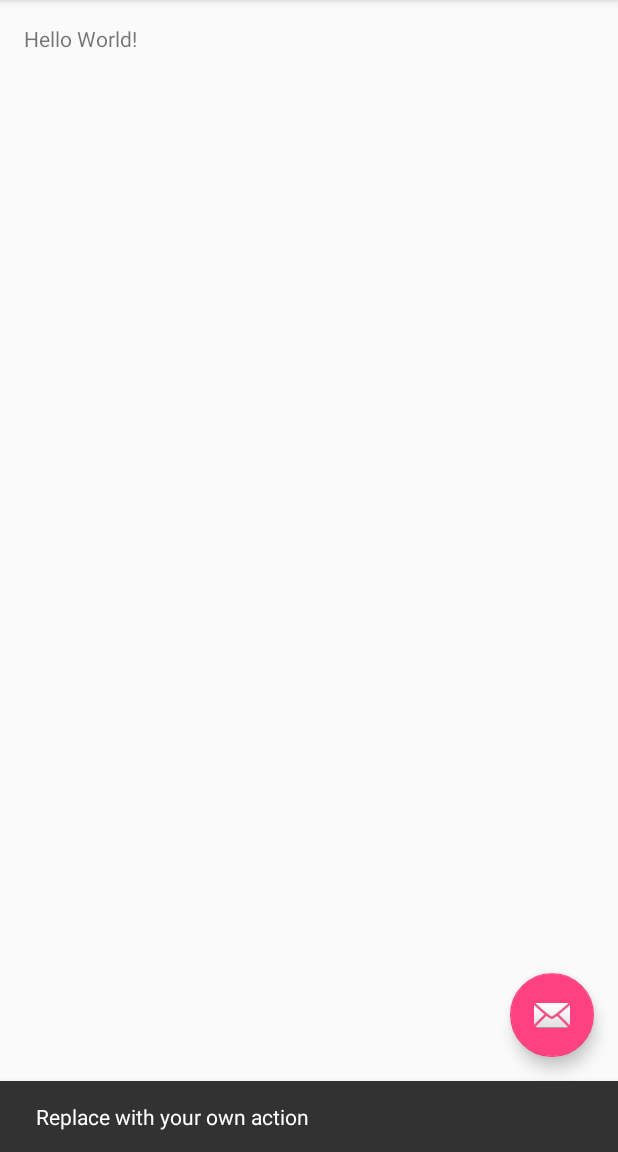
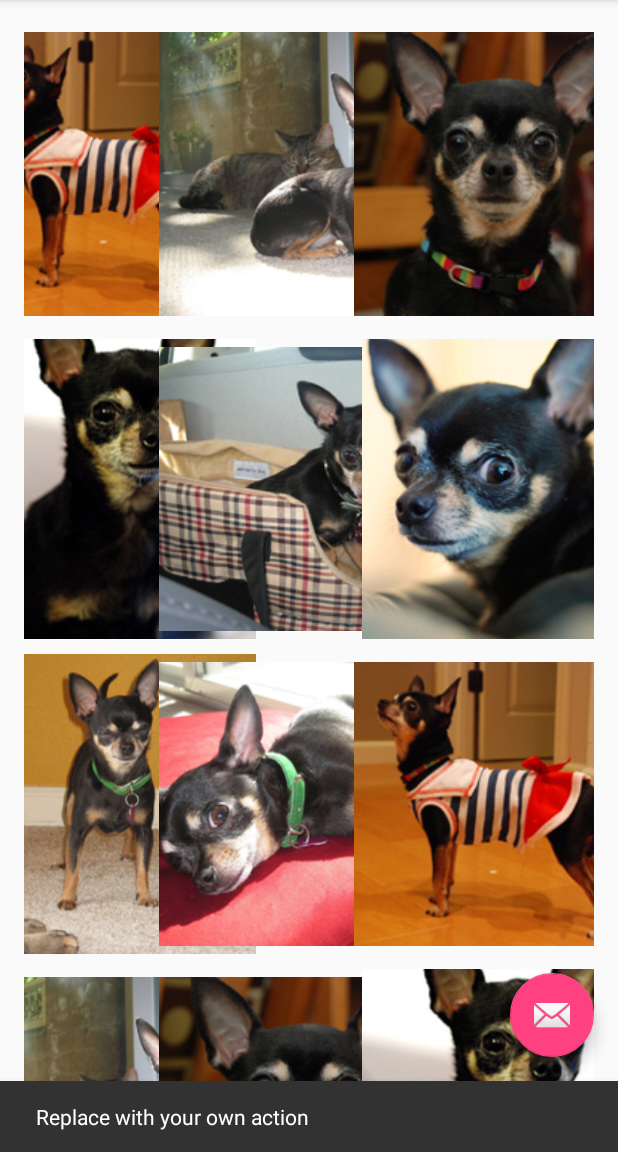
Before and after one commit to cjmaier2/CTA-Stop-Picker, an Android app: the screen it shows after launch (MainActivity), after a tap on an icon or button, on a phone screen of 412 x 824 dp, the part 84-1236 px from its top. Run offline under Robolectric (Android 15) with nearby library versions, the phone set to English and light mode, and no system bars.

Commit message:
converted content_main to GridView with test ImageAdapter

```diff
--- a/app/src/main/java/cjm/ctastoppicker/MainActivity.java
+++ b/app/src/main/java/cjm/ctastoppicker/MainActivity.java
@@ -8,7 +8,9 @@ import android.support.v7.widget.Toolbar;
 import android.view.View;
 import android.view.Menu;
 import android.view.MenuItem;
-import android.widget.TextView;
+import android.widget.AdapterView;
+import android.widget.GridView;
+import android.widget.Toast;
 
 import com.android.volley.Request;
 import com.android.volley.RequestQueue;
@@ -23,7 +25,6 @@ import org.xmlpull.v1.XmlPullParserFactory;
 
 import java.io.IOException;
 import java.io.StringReader;
-import java.sql.Time;
 import java.text.DateFormat;
 import java.text.SimpleDateFormat;
 import java.util.ArrayList;
@@ -38,6 +39,7 @@ public class MainActivity extends AppCompatActivity {
     protected void onCreate(Bundle savedInstanceState) {
         super.onCreate(savedInstanceState);
         setContentView(R.layout.activity_main);
+
         Toolbar toolbar = (Toolbar) findViewById(R.id.toolbar);
         setSupportActionBar(toolbar);
 
@@ -50,24 +52,29 @@ public class MainActivity extends AppCompatActivity {
             }
         });
 
-        final TextView mTextView = (TextView) findViewById(R.id.text);
+        // Source: http://developer.android.com/guide/topics/ui/layout/gridview.html
+        GridView gridview = (GridView) findViewById(R.id.gridview);
+        gridview.setAdapter(new PredictionAdapter(this));
+
+        gridview.setOnItemClickListener(new AdapterView.OnItemClickListener() {
+            public void onItemClick(AdapterView<?> parent, View v,
+                                    int position, long id) {
+                Toast.makeText(MainActivity.this, "" + position,
+                        Toast.LENGTH_SHORT).show();
+            }
+        });
 
         // Source: https://developer.android.com/training/volley/simple.html#manifest
-        // Instantiate the RequestQueue.
         RequestQueue queue = Volley.newRequestQueue(this);
         String url = apiURL+"getpredictions?"+key+"&rt=60&stpid=15993";
 
-        // Request a string response from the provided URL.
         StringRequest stringRequest = new StringRequest(Request.Method.GET, url,
                 new Response.Listener<String>() {
                     @Override
                     public void onResponse(String response) {
-                        // Display the first 500 characters of the response string.
-                        //mTextView.setText("Response is: " + response.substring(0, 500));
                         try
                         {
-                            String output = parseXml(response);
-                            mTextView.setText(output);
+                            parseXml(response);
                         }
                         catch (XmlPullParserException e)
                         {
@@ -80,14 +87,13 @@ public class MainActivity extends AppCompatActivity {
                 }, new Response.ErrorListener() {
             @Override
             public void onErrorResponse(VolleyError error) {
-                mTextView.setText("That didn't work!");
+                System.out.println("Http request error");
             }
         });
-        // Add the request to the RequestQueue.
         queue.add(stringRequest);
     }
 
-    private String parseXml(String resp) throws XmlPullParserException, IOException
+    private void parseXml(String resp) throws XmlPullParserException, IOException
     {
         // Source: http://developer.android.com/reference/org/xmlpull/v1/XmlPullParser.html
         String output = "";
@@ -147,7 +153,6 @@ public class MainActivity extends AppCompatActivity {
             eventType = xpp.next();
         }
         System.out.println("End document");
-        return output;
     }
 
     @Override
--- /dev/null
+++ b/app/src/main/java/cjm/ctastoppicker/PredictionAdapter.java
@@ -0,0 +1,60 @@
+package cjm.ctastoppicker;
+
+import android.content.Context;
+import android.view.View;
+import android.view.ViewGroup;
+import android.widget.BaseAdapter;
+import android.widget.GridView;
+import android.widget.ImageView;
+
+public class PredictionAdapter extends BaseAdapter {
+    private Context mContext;
+
+    public PredictionAdapter(Context c) {
+        mContext = c;
+    }
+
+    public int getCount() {
+        return mThumbIds.length;
+    }
+
+    public Object getItem(int position) {
+        return null; //TODO
+    }
+
+    public long getItemId(int position) {
+        return 0; //TODO
+    }
+
+    // create a new ImageView for each item referenced by the Adapter
+    public View getView(int position, View convertView, ViewGroup parent) {
+        ImageView imageView;
+        if (convertView == null) {
+            // if it's not recycled, initialize some attributes
+            imageView = new ImageView(mContext);
+            imageView.setLayoutParams(new GridView.LayoutParams(300, 300));
+            imageView.setScaleType(ImageView.ScaleType.CENTER_CROP);
+            imageView.setPadding(8, 8, 8, 8);
+        } else {
+            imageView = (ImageView) convertView;
+        }
+
+        imageView.setImageResource(mThumbIds[position]);
+        return imageView;
+    }
+
+    // references to our images
+    private Integer[] mThumbIds = {
+            R.drawable.sample_2, R.drawable.sample_3,
+            R.drawable.sample_4, R.drawable.sample_5,
+            R.drawable.sample_6, R.drawable.sample_7,
+            R.drawable.sample_0, R.drawable.sample_1,
+            R.drawable.sample_2, R.drawable.sample_3,
+            R.drawable.sample_4, R.drawable.sample_5,
+            R.drawable.sample_6, R.drawable.sample_7,
+            R.drawable.sample_0, R.drawable.sample_1,
+            R.drawable.sample_2, R.drawable.sample_3,
+            R.drawable.sample_4, R.drawable.sample_5,
+            R.drawable.sample_6, R.drawable.sample_7
+    };
+}
--- a/app/src/main/res/layout/content_main.xml
+++ b/app/src/main/res/layout/content_main.xml
@@ -1,14 +1,22 @@
 <?xml version="1.0" encoding="utf-8"?>
-<LinearLayout xmlns:android="http://schemas.android.com/apk/res/android"
+<GridView xmlns:android="http://schemas.android.com/apk/res/android"
     xmlns:tools="http://schemas.android.com/tools"
-    xmlns:app="http://schemas.android.com/apk/res-auto" android:layout_width="match_parent"
-    android:layout_height="match_parent" android:paddingLeft="@dimen/activity_horizontal_margin"
+    xmlns:app="http://schemas.android.com/apk/res-auto"
+    android:id="@+id/gridview"
+    android:layout_width="match_parent"
+    android:layout_height="match_parent"
+    android:paddingLeft="@dimen/activity_horizontal_margin"
     android:paddingRight="@dimen/activity_horizontal_margin"
     android:paddingTop="@dimen/activity_vertical_margin"
     android:paddingBottom="@dimen/activity_vertical_margin"
     app:layout_behavior="@string/appbar_scrolling_view_behavior"
-    tools:showIn="@layout/activity_main" tools:context=".MainActivity">
+    tools:showIn="@layout/activity_main"
+    tools:context=".MainActivity"
+    android:columnWidth="90dp"
+    android:numColumns="auto_fit"
+    android:verticalSpacing="10dp"
+    android:horizontalSpacing="10dp"
+    android:stretchMode="columnWidth"
+    android:gravity="center">
 
-    <TextView android:id="@+id/text" android:text="Hello World!" android:layout_width="wrap_content"
-        android:layout_height="wrap_content" />
-</LinearLayout>
+</GridView>
```
Also changed, not shown: app/src/main/res/drawable/sample_0.jpg (added), app/src/main/res/drawable/sample_1.jpg (added), app/src/main/res/drawable/sample_2.jpg (added), app/src/main/res/drawable/sample_3.jpg (added), app/src/main/res/drawable/sample_4.jpg (added), app/src/main/res/drawable/sample_5.jpg (added), app/src/main/res/drawable/sample_6.jpg (added), app/src/main/res/drawable/sample_7.jpg (added).
